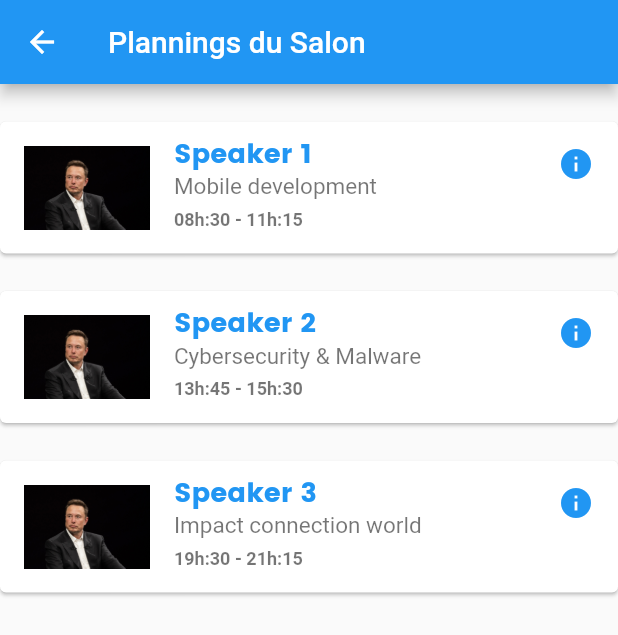
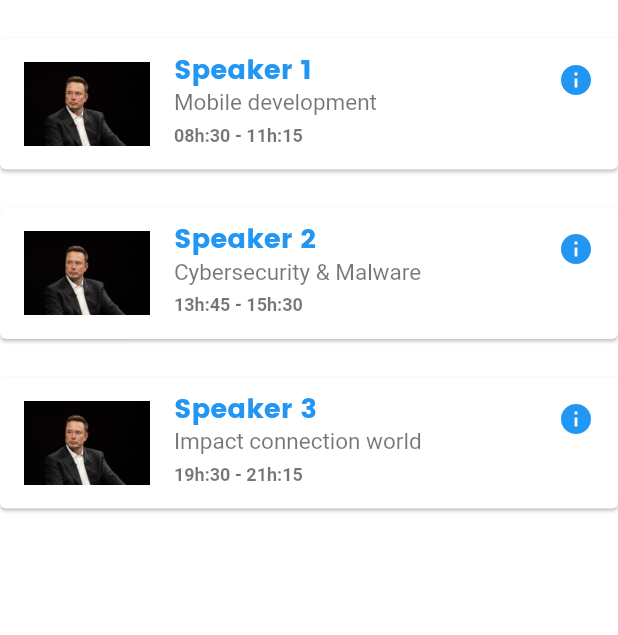
Before and after one commit to Cfcool100/First-App, a Flutter app: the screen it shows after launch, after a tap on "view planning", on a phone screen of 412 x 824 dp. Shown: the top 635 px of the screen. Run offline on Flutter 3.47's test engine with Material 2 defaults, Android fonts, the phone set to English and light mode, and no system bars; our stand-ins replace flutter_svg.

Commit message:
removing scafolg widget

```diff
--- a/lib/pages/home_page.dart
+++ b/lib/pages/home_page.dart
@@ -10,15 +10,7 @@ class HomePage extends StatelessWidget {
 
   @override
   Widget build(BuildContext context) {
-    return Scaffold(
-      appBar: AppBar(
-        title: const Row(
-          children: [
-            Text('Asynconf 2022'),
-          ],
-        ),
-      ),
-      body: Center(
+    return Center(
         child: Column(
           mainAxisAlignment: MainAxisAlignment.center,
           children: [
@@ -61,7 +53,6 @@ class HomePage extends StatelessWidget {
             )
           ],
         ),
-      ),
-    );
+      );
   }
 }
--- a/lib/pages/planning_page.dart
+++ b/lib/pages/planning_page.dart
@@ -31,15 +31,7 @@ class _PlanningPageState extends State<PlanningPage> {
 
   @override
   Widget build(BuildContext context) {
-    return Scaffold(
-      appBar: AppBar(
-        title: const Row(
-          children: [
-            Text('Plannings du Salon'),
-          ],
-        ),
-      ),
-      body: Center(
+    return Center(
         child: ListView.builder(
           itemCount: events.length,
           itemBuilder: (context, index) {
@@ -82,8 +74,7 @@ class _PlanningPageState extends State<PlanningPage> {
             );
           },
         ),
-      ),
-    );
+      );
   }
 }
 
```
